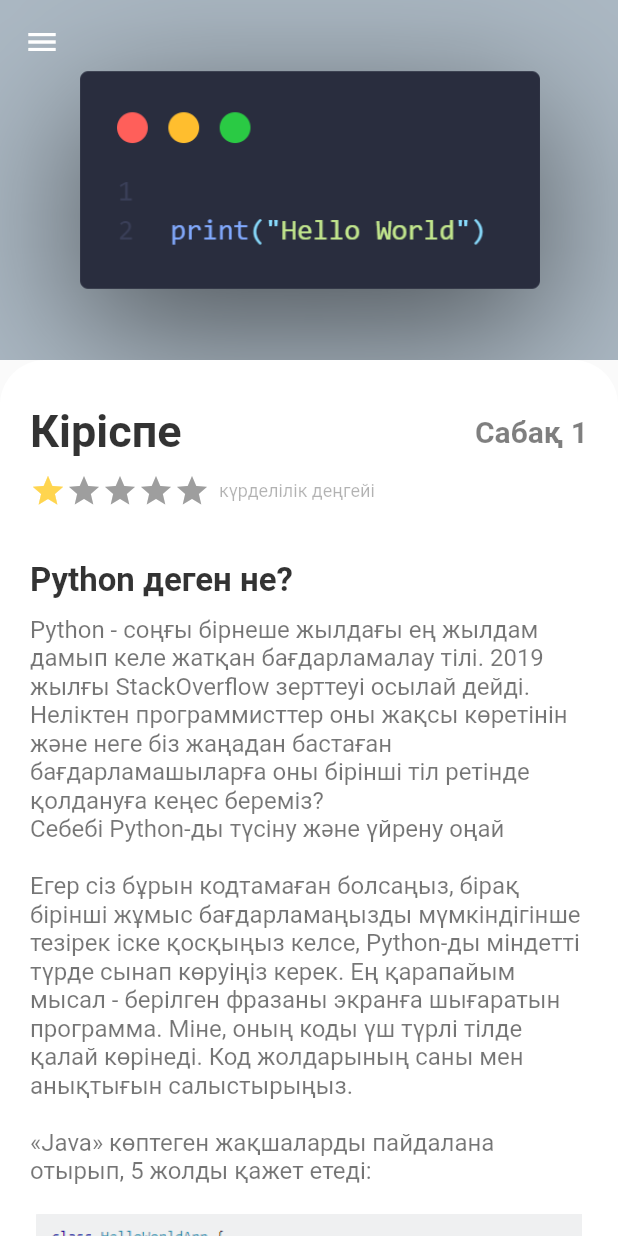
After one commit to kosynka/Python-Oqy---flutter-proj, a Flutter app: the FirstLessonPage screen opened directly, on a phone screen of 412 x 824 dp. The commit adds this screen. Run offline on Flutter 3.47's test engine with Material 2 defaults, Android fonts, the phone set to English and light mode, and no system bars; our stand-ins replace flutter_bloc.

Commit message:
added more lessons page

```diff
--- /dev/null
+++ b/lib/1lesson_page.dart
@@ -0,0 +1,175 @@
+import 'package:flutter/material.dart';
+import 'package:learn_python/widgets/app_large_text.dart';
+import 'package:learn_python/widgets/app_text.dart';
+import 'package:learn_python/widgets/responsive_button.dart';
+
+class FirstLessonPage extends StatefulWidget {
+  const FirstLessonPage({Key? key}) : super(key: key);
+
+  @override
+  _FirstLessonPageState createState() => _FirstLessonPageState();
+}
+
+class _FirstLessonPageState extends State<FirstLessonPage> {
+  int gottenStars = 1;
+  String lessonsTextP1 = '''
+Python - соңғы бірнеше жылдағы ең жылдам дамып келе жатқан бағдарламалау тілі. 2019 жылғы StackOverflow зерттеуі осылай дейді.
+Неліктен программисттер оны жақсы көретінін және неге біз жаңадан бастаған бағдарламашыларға оны бірінші тіл ретінде қолдануға кеңес береміз?
+Себебі Python-ды түсіну және үйрену оңай
+
+Егер сіз бұрын кодтамаған болсаңыз, бірақ бірінші жұмыс бағдарламаңызды мүмкіндігінше тезірек іске қосқыңыз келсе, Python-ды міндетті түрде сынап көруіңіз керек. Ең қарапайым мысал - берілген фразаны экранға шығаратын программа. Міне, оның коды үш түрлі тілде қалай көрінеді. Код жолдарының саны мен анықтығын салыстырыңыз.
+
+«Java» көптеген жақшаларды пайдалана отырып, 5 жолды қажет етеді:
+''';
+
+  String lessonsTextP2 = '''
+Бағдарламалаудағы кітапханалар тапсырмалардың нақты түрлерін шешуге арналған құралдар деп аталады. Python үшін танымал кітапханалардың кейбір мысалдары:
+
+«Pygame» шағын ойындар мен мультимедиялық қосымшаларды жасауға арналған кітапхана.
+
+«NumPy» жасанды интеллектпен және машиналық оқытумен жұмыс істеуге арналған кітапхана. Күрделі математикалық есептеулер үшін қолданылады.
+
+«Pandas» үлкен деректермен жұмыс істеуге арналған кітапхана.
+
+«SQLAlchemy» мәліметтер қорымен жұмыс істеуге арналған кітапхана.
+
+«Django, Flask» серверлік қосымшаларды әзірлеуге арналған кітапханалар.
+''';
+
+  @override
+  Widget build(BuildContext context) {
+    var size = MediaQuery.of(context).size;
+
+    return Scaffold(
+      body: CustomScrollView(
+        slivers: [
+          SliverAppBar(
+            expandedHeight: 240,
+            flexibleSpace: FlexibleSpaceBar(
+              background: Image.asset(
+                'img/header1.png',
+                fit: BoxFit.cover,
+              ),
+            ),
+            leading: IconButton(
+              onPressed: () {},
+              icon: const Icon(Icons.menu),
+            ),
+          ),
+          SliverGrid(
+            gridDelegate: SliverGridDelegateWithFixedCrossAxisCount(
+              mainAxisSpacing: 0,
+              crossAxisCount: 1,
+              childAspectRatio: size.width / size.height - 0.14,
+            ),
+            delegate: SliverChildBuilderDelegate(
+              (BuildContext context, int index) {
+                return Container(
+                  height: 600,
+                  padding: const EdgeInsets.only(left: 20, right: 20, top: 30),
+                  width: MediaQuery.of(context).size.width,
+                  decoration: const BoxDecoration(
+                    color: Colors.white,
+                    borderRadius: BorderRadius.only(
+                      topLeft: Radius.circular(30),
+                      topRight: Radius.circular(30),
+                    ),
+                  ),
+                  child: Column(
+                    crossAxisAlignment: CrossAxisAlignment.start,
+                    children: [
+                      Row(
+                        mainAxisAlignment: MainAxisAlignment.spaceBetween,
+                        children: [
+                          AppLargeText(
+                            text: 'Кіріспе',
+                            color: Colors.black.withOpacity(0.8),
+                          ),
+                          AppLargeText(
+                              text: 'Сабақ 1',
+                              size: 20,
+                              color: Colors.black.withOpacity(0.5)),
+                        ],
+                      ),
+                      const SizedBox(height: 10),
+                      Row(
+                        children: [
+                          Wrap(
+                            children: List.generate(5, (index) {
+                              return Icon(Icons.star,
+                                  color: index < gottenStars
+                                      ? Colors.amber[300]
+                                      : Colors.grey);
+                            }),
+                          ),
+                          const SizedBox(width: 6),
+                          AppText(
+                            size: 12,
+                            text: 'күрделілік деңгейі',
+                            color: Colors.black.withOpacity(0.3),
+                          ),
+                        ],
+                      ),
+                      const SizedBox(height: 35),
+                      AppLargeText(
+                        text: 'Python деген не?',
+                        color: Colors.black.withOpacity(0.8),
+                        size: 22,
+                      ),
+                      const SizedBox(height: 10),
+                      AppText(text: lessonsTextP1),
+                      Container(
+                        height: 80,
+                        decoration: const BoxDecoration(
+                            image: DecorationImage(
+                          image: AssetImage('img/lesson1_1.png'),
+                        )),
+                      ),
+                      const SizedBox(height: 15),
+                      AppText(
+                          text:
+                              '«С» да дәл осылай жұмыс істейді, бірақ жолдар аз:'),
+                      Container(
+                        height: 80,
+                        decoration: const BoxDecoration(
+                            image: DecorationImage(
+                          image: AssetImage('img/lesson1_2.png'),
+                        )),
+                      ),
+                      const SizedBox(height: 15),
+                      AppText(
+                          text: 'Python тек бір түсінікті жолды пайдаланады'),
+                      Container(
+                        height: 50,
+                        decoration: const BoxDecoration(
+                            image: DecorationImage(
+                          image: AssetImage('img/lesson1_3.png'),
+                        )),
+                      ),
+                      const SizedBox(height: 15),
+                      AppLargeText(
+                          size: 18,
+                          text:
+                              'Python-да барлық мәселелерді шешуге арналған көптеген дайын «кітапханалар» бар'),
+                      const SizedBox(height: 10),
+                      AppText(text: lessonsTextP2),
+                      Row(
+                        children: [
+                          const SizedBox(width: 210),
+                          ResponsiveButton(
+                            isResponsive: true,
+                          ),
+                        ],
+                      ),
+                    ],
+                  ),
+                );
+              },
+              childCount: 1,
+            ),
+          ),
+        ],
+      ),
+    );
+  }
+}
--- a/lib/home_page.dart
+++ b/lib/home_page.dart
@@ -3,7 +3,7 @@ import 'package:flutter_bloc/flutter_bloc.dart';
 import 'package:learn_python/widgets/app_large_text.dart';
 import 'package:learn_python/widgets/app_text.dart';
 
-import 'detail_page.dart';
+import '1lesson_page.dart';
 
 class HomePage extends StatefulWidget {
   const HomePage({Key? key}) : super(key: key);
@@ -83,7 +83,7 @@ class _HomePageState extends State<HomePage> with TickerProviderStateMixin {
                     Navigator.push(
                       context,
                       MaterialPageRoute(
-                        builder: (context) => DetailPage(),
+                        builder: (context) => FirstLessonPage(),
                       ),
                     );
                   },
--- a/lib/main.dart
+++ b/lib/main.dart
@@ -1,6 +1,6 @@
 import 'package:flutter/material.dart';
 import 'package:flutter_bloc/flutter_bloc.dart';
-import 'package:learn_python/detail_page.dart';
+import 'package:learn_python/1lesson_page.dart';
 import 'package:learn_python/nav_pages/main_page.dart';
 import 'package:learn_python/welcome_page.dart';
 
```
Also changed, not shown: lib/2lesson_page.dart (renamed from lib/detail_page.dart).
